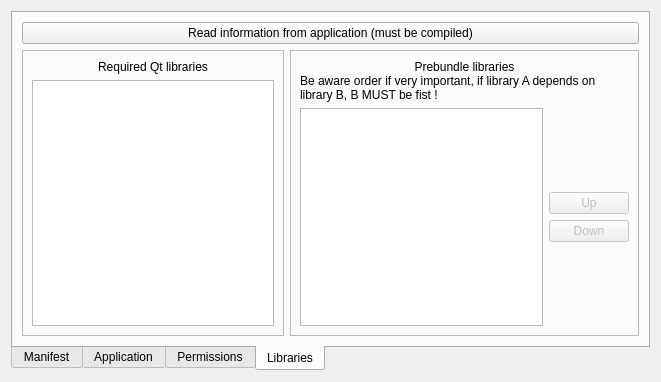
Qt form src/plugins/qt4projectmanager/qt-android/androidpackagecreationwidget.ui (KDE/android-qt-creator) before a commit.
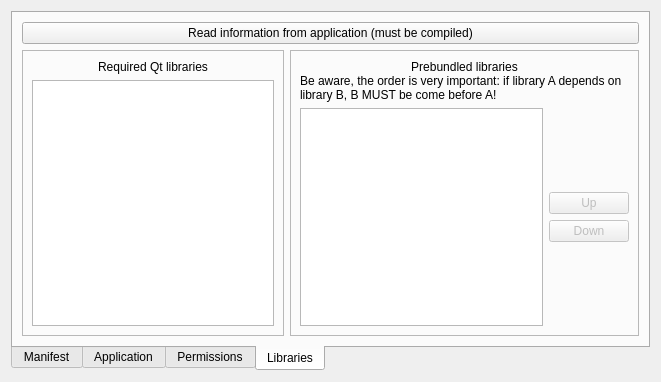
The same form after that commit. The open tabs and pages were chosen to show the change.

```diff
--- a/src/plugins/qt4projectmanager/qt-android/androidpackagecreationwidget.ui
+++ b/src/plugins/qt4projectmanager/qt-android/androidpackagecreationwidget.ui
@@ -996,8 +996,8 @@
 &lt;table border=&quot;0&quot; style=&quot;-qt-table-type: root; margin-top:4px; margin-bottom:4px; margin-left:4px; margin-right:4px;&quot;&gt;
 &lt;tr&gt;
 &lt;td style=&quot;border: none;&quot;&gt;
-&lt;p align=&quot;center&quot; style=&quot; margin-top:0px; margin-bottom:0px; margin-left:0px; margin-right:0px; -qt-block-indent:0; text-indent:0px;&quot;&gt;Prebundle libraries&lt;/p&gt;
-&lt;p style=&quot; margin-top:0px; margin-bottom:0px; margin-left:0px; margin-right:0px; -qt-block-indent:0; text-indent:0px;&quot;&gt;Be aware order if very important, if library A depends on library B, B MUST be fist !&lt;/p&gt;&lt;/td&gt;&lt;/tr&gt;&lt;/table&gt;&lt;/body&gt;&lt;/html&gt;</string>
+&lt;p align=&quot;center&quot; style=&quot; margin-top:0px; margin-bottom:0px; margin-left:0px; margin-right:0px; -qt-block-indent:0; text-indent:0px;&quot;&gt;Prebundled libraries&lt;/p&gt;
+&lt;p style=&quot; margin-top:0px; margin-bottom:0px; margin-left:0px; margin-right:0px; -qt-block-indent:0; text-indent:0px;&quot;&gt;Be aware, the order is very important: if library A depends on library B, B MUST be come before A!&lt;/p&gt;&lt;/td&gt;&lt;/tr&gt;&lt;/table&gt;&lt;/body&gt;&lt;/html&gt;</string>
             </property>
             <property name="wordWrap">
              <bool>true</bool>
```
